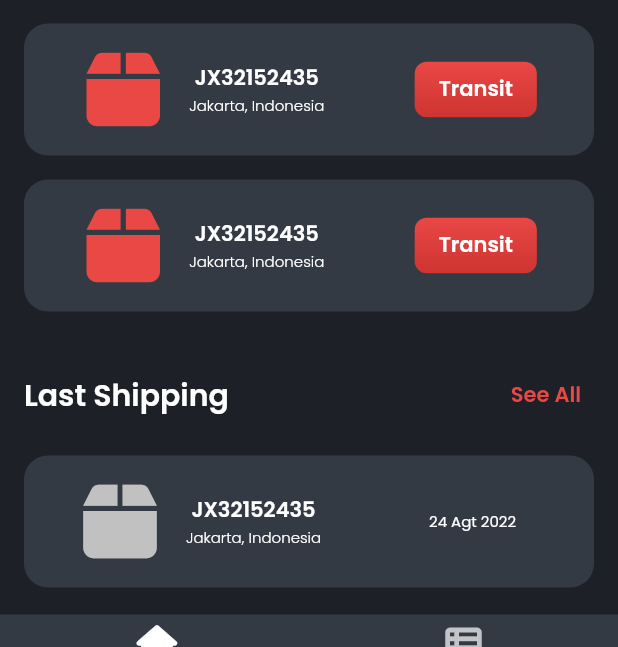
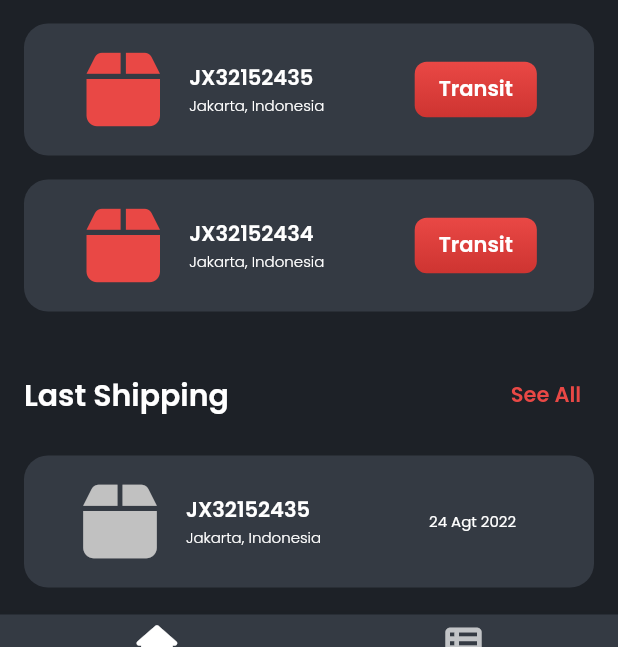
Before and after one commit to martuafernando/deliveryapp, a Flutter app: the screen it shows after launch, on a phone screen of 412 x 824 dp, the part 533-1180 px from its top. Run offline on Flutter 3.47's test engine with Material 2 defaults, Android fonts, the phone set to English and light mode, and no system bars; our stand-ins replace font_awesome_flutter.

Commit message:
add data and integration

```diff
--- a/lib/homepage.dart
+++ b/lib/homepage.dart
@@ -3,6 +3,7 @@ import 'package:font_awesome_flutter/font_awesome_flutter.dart';
 
 import 'package:deliveryapp/resi.dart';
 import 'package:deliveryapp/tracking.dart';
+import 'package:deliveryapp/model/data.dart';
 
 class MyHomePage extends StatefulWidget {
   final String title;
@@ -15,6 +16,9 @@ class MyHomePage extends StatefulWidget {
 
 class _MyHomePage extends State<MyHomePage> {
   final _selectedIndex = 0;
+  var dataOnGoingList = dataList
+      .where((element) => element.status != 'Delivery Complete')
+      .toList();
 
   @override
   Widget build(BuildContext context) {
@@ -178,7 +182,14 @@ class _MyHomePage extends State<MyHomePage> {
                         style: Theme.of(context).textTheme.headline2,
                       ),
                     ),
-                    Container(
+                    ListView.builder(
+                        padding: const EdgeInsets.all(0),
+                        itemCount: dataOnGoingList.length,
+                        shrinkWrap: true,
+                        physics: const NeverScrollableScrollPhysics(),
+                        itemBuilder: (context, index) {
+                          final Data data = dataOnGoingList[index];
+                          return Container(
                               decoration: const BoxDecoration(
                                   color: Color.fromARGB(255, 52, 58, 67),
                                   borderRadius:
@@ -189,36 +200,42 @@ class _MyHomePage extends State<MyHomePage> {
                               child: InkWell(
                                 onTap: () => Navigator.push(context,
                                     MaterialPageRoute(builder: (context) {
-                            return const TrackingPage(title: 'Tracking Page');
+                                  return const TrackingPage(
+                                      title: 'Tracking Page');
                                 })),
                                 child: Row(
-                            mainAxisAlignment: MainAxisAlignment.spaceAround,
+                                  mainAxisAlignment:
+                                      MainAxisAlignment.spaceAround,
                                   children: [
                                     Row(
-                                mainAxisAlignment: MainAxisAlignment.center,
+                                      mainAxisAlignment:
+                                          MainAxisAlignment.center,
                                       children: [
                                         const Icon(
                                           FontAwesomeIcons.box,
                                           size: 56,
-                                    color: Color.fromARGB(255, 233, 72, 69),
+                                          color:
+                                              Color.fromARGB(255, 233, 72, 69),
                                         ),
                                         Container(
                                           padding: const EdgeInsets.symmetric(
                                               horizontal: 16),
                                           child: Column(
-                                      children: const [
+                                            crossAxisAlignment:
+                                                CrossAxisAlignment.start,
+                                            children: [
                                               Text(
-                                          'JX32152435',
+                                                data.id,
                                                 textAlign: TextAlign.left,
-                                          style: TextStyle(
+                                                style: const TextStyle(
                                                   fontSize: 14,
                                                   fontWeight: FontWeight.w600,
                                                 ),
                                               ),
                                               Text(
-                                          'Jakarta, Indonesia',
+                                                data.destination,
                                                 textAlign: TextAlign.left,
-                                          style: TextStyle(
+                                                style: const TextStyle(
                                                   fontSize: 10,
                                                   fontWeight: FontWeight.w300,
                                                 ),
@@ -230,8 +247,8 @@ class _MyHomePage extends State<MyHomePage> {
                                     ),
                                     Container(
                                       decoration: const BoxDecoration(
-                                  borderRadius:
-                                      BorderRadius.all(Radius.circular(8)),
+                                        borderRadius: BorderRadius.all(
+                                            Radius.circular(8)),
                                         gradient: LinearGradient(
                                           colors: [
                                             Color.fromARGB(255, 206, 52, 49),
@@ -243,91 +260,17 @@ class _MyHomePage extends State<MyHomePage> {
                                       ),
                                       padding: const EdgeInsets.symmetric(
                                           horizontal: 16, vertical: 8),
-                                child: const Text(
-                                  'Transit',
-                                  style: TextStyle(
+                                      child: Text(
+                                        data.status,
+                                        style: const TextStyle(
                                             fontSize: 14,
                                             fontWeight: FontWeight.bold),
                                       ),
                                     ),
                                   ],
                                 ),
-                        )),
-                    Container(
-                        decoration: const BoxDecoration(
-                            color: Color.fromARGB(255, 52, 58, 67),
-                            borderRadius:
-                                BorderRadius.all(Radius.circular(16))),
-                        padding: const EdgeInsets.all(16),
-                        margin: const EdgeInsets.only(top: 16),
-                        alignment: Alignment.center,
-                        child: InkWell(
-                          onTap: () => Navigator.push(context,
-                              MaterialPageRoute(builder: (context) {
-                            return const TrackingPage(title: 'Tracking Page');
-                          })),
-                          child: Row(
-                            mainAxisAlignment: MainAxisAlignment.spaceAround,
-                            children: [
-                              Row(
-                                mainAxisAlignment: MainAxisAlignment.center,
-                                children: [
-                                  const Icon(
-                                    FontAwesomeIcons.box,
-                                    size: 56,
-                                    color: Color.fromARGB(255, 233, 72, 69),
-                                  ),
-                                  Container(
-                                    padding: const EdgeInsets.symmetric(
-                                        horizontal: 16),
-                                    child: Column(
-                                      children: const [
-                                        Text(
-                                          'JX32152435',
-                                          textAlign: TextAlign.left,
-                                          style: TextStyle(
-                                            fontSize: 14,
-                                            fontWeight: FontWeight.w600,
-                                          ),
-                                        ),
-                                        Text(
-                                          'Jakarta, Indonesia',
-                                          textAlign: TextAlign.left,
-                                          style: TextStyle(
-                                            fontSize: 10,
-                                            fontWeight: FontWeight.w300,
-                                          ),
-                                        ),
-                                      ],
-                                    ),
-                                  ),
-                                ],
-                              ),
-                              Container(
-                                decoration: const BoxDecoration(
-                                  borderRadius:
-                                      BorderRadius.all(Radius.circular(8)),
-                                  gradient: LinearGradient(
-                                    colors: [
-                                      Color.fromARGB(255, 206, 52, 49),
-                                      Color.fromARGB(255, 233, 72, 69),
-                                    ],
-                                    begin: Alignment.bottomCenter,
-                                    end: Alignment.topCenter,
-                                  ),
-                                ),
-                                padding: const EdgeInsets.symmetric(
-                                    horizontal: 16, vertical: 8),
-                                child: const Text(
-                                  'Transit',
-                                  style: TextStyle(
-                                      fontSize: 14,
-                                      fontWeight: FontWeight.bold),
-                                ),
-                              ),
-                            ],
-                          ),
-                        )),
+                              ));
+                        })
                   ],
                 ),
               ),
@@ -368,7 +311,16 @@ class _MyHomePage extends State<MyHomePage> {
                         ],
                       ),
                     ),
-                    Container(
+                    Column(
+                      children: [
+                        ListView.builder(
+                            padding: const EdgeInsets.all(0),
+                            itemCount: 1,
+                            shrinkWrap: true,
+                            physics: const NeverScrollableScrollPhysics(),
+                            itemBuilder: (context, index) {
+                              final Data data = dataList[index];
+                              return Container(
                                 decoration: const BoxDecoration(
                                     color: Color.fromARGB(255, 52, 58, 67),
                                     borderRadius:
@@ -379,36 +331,42 @@ class _MyHomePage extends State<MyHomePage> {
                                 child: InkWell(
                                   onTap: () => Navigator.push(context,
                                       MaterialPageRoute(builder: (context) {
-                            return const TrackingPage(title: 'Tracking Page');
+                                    return const TrackingPage(
+                                        title: 'Tracking Page');
                                   })),
                                   child: Row(
-                            mainAxisAlignment: MainAxisAlignment.spaceAround,
+                                    mainAxisAlignment:
+                                        MainAxisAlignment.spaceAround,
                                     children: [
                                       Row(
-                                mainAxisAlignment: MainAxisAlignment.center,
+                                        mainAxisAlignment:
+                                            MainAxisAlignment.center,
                                         children: [
                                           const Icon(
                                             FontAwesomeIcons.box,
                                             size: 56,
-                                    color: Color.fromARGB(255, 193, 193, 193),
+                                            color: Color.fromARGB(
+                                                255, 193, 193, 193),
                                           ),
                                           Container(
                                             padding: const EdgeInsets.symmetric(
                                                 horizontal: 16),
                                             child: Column(
-                                      children: const [
+                                              crossAxisAlignment:
+                                                  CrossAxisAlignment.start,
+                                              children: [
                                                 Text(
-                                          'JX32152435',
+                                                  data.id,
                                                   textAlign: TextAlign.left,
-                                          style: TextStyle(
+                                                  style: const TextStyle(
                                                     fontSize: 14,
                                                     fontWeight: FontWeight.w600,
                                                   ),
                                                 ),
                                                 Text(
-                                          'Jakarta, Indonesia',
+                                                  data.destination,
                                                   textAlign: TextAlign.left,
-                                          style: TextStyle(
+                                                  style: const TextStyle(
                                                     fontSize: 10,
                                                     fontWeight: FontWeight.w300,
                                                   ),
@@ -420,19 +378,25 @@ class _MyHomePage extends State<MyHomePage> {
                                       ),
                                       Container(
                                         decoration: const BoxDecoration(
-                                  borderRadius:
-                                      BorderRadius.all(Radius.circular(8)),
+                                          borderRadius: BorderRadius.all(
+                                              Radius.circular(8)),
                                         ),
                                         padding: const EdgeInsets.symmetric(
                                             horizontal: 16, vertical: 8),
                                         child: Text(
-                                  '24 Agt 2022',
-                                  style: Theme.of(context).textTheme.bodyText2,
+                                          data.sent,
+                                          style: Theme.of(context)
+                                              .textTheme
+                                              .bodyText2,
                                         ),
                                       ),
                                     ],
                                   ),
-                        )),
+                                ),
+                              );
+                            })
+                      ],
+                    ),
                   ],
                 ),
               ),
--- /dev/null
+++ b/lib/model/data.dart
@@ -0,0 +1,53 @@
+class Data {
+  String id;
+  double process;
+  String destination;
+  String sent;
+  String status;
+  List<List<String>> position;
+
+  Data({
+    required this.id,
+    required this.process,
+    required this.destination,
+    required this.sent,
+    required this.status,
+    required this.position,
+  });
+}
+
+var dataList = [
+  Data(
+    id: 'JX32152435',
+    process: 0.79,
+    destination: 'Jakarta, Indonesia',
+    sent: '24 Agt 2022',
+    status: 'Transit',
+    position: [
+      ['Sent to destination city', 'Jakarta, Indonesia', '24 Agt 2022'],
+      ['Sent to destination city', 'Jakarta, Indonesia', '24 Agt 2022'],
+    ],
+  ),
+  Data(
+    id: 'JX32152433',
+    process: 0.69,
+    destination: 'Semarang, Indonesia',
+    sent: '24 Agt 2022',
+    status: 'Delivery Complete',
+    position: [
+      ['Sent to destination city', 'Jakarta, Indonesia', '24 Agt 2022'],
+      ['Sent to destination city', 'Jakarta, Indonesia', '24 Agt 2022'],
+    ],
+  ),
+  Data(
+    id: 'JX32152434',
+    process: 0.64,
+    destination: 'Jakarta, Indonesia',
+    sent: '24 Agt 2022',
+    status: 'Transit',
+    position: [
+      ['Sent to destination city', 'Jakarta, Indonesia', '24 Agt 2022'],
+      ['Sent to destination city', 'Jakarta, Indonesia', '24 Agt 2022'],
+    ],
+  ),
+];
--- a/lib/tracking.dart
+++ b/lib/tracking.dart
@@ -1,5 +1,7 @@
 import 'package:flutter/material.dart';
 import 'package:font_awesome_flutter/font_awesome_flutter.dart';
+
+import 'package:deliveryapp/model/data.dart';
 
 class TrackingPage extends StatefulWidget {
   final String title;
```
Lines whose indentation alone changed are shown as unchanged.
